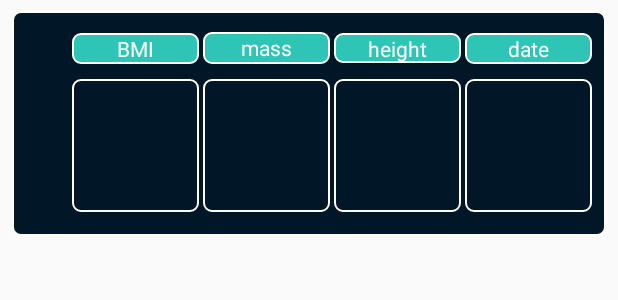
After one commit to FigBar/SWiM, an Android app: the layout list_item_view.xml on its own in the app's theme, with its tools: preview values and no code run, on a phone screen of 412 x 824 dp. The commit adds this screen. Shown: the top 300 px of the screen. Run offline under Robolectric (Android 15) with nearby library versions, the phone set to English and light mode, and no system bars.

Commit message:
feat(BMI-3): Add BMI history activity with RecyclerView

```diff
--- a/BMI/app/build.gradle
+++ b/BMI/app/build.gradle
@@ -32,4 +32,6 @@ dependencies {
     testImplementation 'io.kotlintest:kotlintest-runner-junit4:3.3.0'
     androidTestImplementation 'androidx.test:runner:1.1.0-alpha4'
     androidTestImplementation 'androidx.test.espresso:espresso-core:3.1.0-alpha4'
+    implementation 'androidx.recyclerview:recyclerview:1.0.0'
+    implementation 'com.google.code.gson:gson:2.8.5'
 }
--- /dev/null
+++ b/BMI/app/src/main/res/drawable/rounded_corner.xml
@@ -0,0 +1,13 @@
+<?xml version="1.0" encoding="utf-8"?>
+<shape xmlns:android="http://schemas.android.com/apk/res/android">
+    <stroke
+        android:width="1dp"
+        android:color="@color/myBackground"/>
+    <solid android:color="@color/myPrimaryDark"/>
+    <padding
+        android:left="1dp"
+        android:right="1dp"
+        android:bottom="1dp"
+        android:top="1dp"/>
+    <corners android:radius="5dp"/>
+</shape>
--- /dev/null
+++ b/BMI/app/src/main/res/drawable/text_view_style_2.xml
@@ -0,0 +1,13 @@
+<?xml version="1.0" encoding="utf-8"?>
+<shape xmlns:android="http://schemas.android.com/apk/res/android">
+    <stroke
+        android:width="1dp"
+        android:color="@color/myBackground"/>
+    <solid android:color="@color/myPrimary"/>
+    <padding
+        android:left="1dp"
+        android:right="1dp"
+        android:bottom="1dp"
+        android:top="1dp"/>
+    <corners android:radius="5dp"/>
+</shape>
--- /dev/null
+++ b/BMI/app/src/main/res/layout/list_item_view.xml
@@ -0,0 +1,212 @@
+<?xml version="1.0" encoding="utf-8"?>
+<androidx.constraintlayout.widget.ConstraintLayout xmlns:android="http://schemas.android.com/apk/res/android"
+    xmlns:app="http://schemas.android.com/apk/res-auto"
+    xmlns:tools="http://schemas.android.com/tools"
+    android:layout_width="match_parent"
+    android:layout_height="164dp"
+    android:gravity="center_vertical"
+    android:orientation="horizontal"
+    android:paddingStart="8dp"
+    android:paddingTop="4dp"
+    android:paddingEnd="8dp"
+    android:paddingBottom="4dp">
+
+    <androidx.constraintlayout.widget.ConstraintLayout
+        android:layout_width="0dp"
+        android:layout_height="150dp"
+        android:background="@drawable/rounded_corner"
+        android:gravity="center_vertical"
+        android:orientation="horizontal"
+        android:paddingStart="8dp"
+        android:paddingTop="8dp"
+        android:paddingEnd="8dp"
+        android:paddingBottom="8dp"
+        app:layout_constraintBottom_toBottomOf="parent"
+        app:layout_constraintEnd_toEndOf="parent"
+        app:layout_constraintStart_toStartOf="parent"
+        app:layout_constraintTop_toTopOf="parent">
+
+        <androidx.constraintlayout.widget.Guideline
+            android:id="@+id/guideline12"
+            android:layout_width="wrap_content"
+            android:layout_height="wrap_content"
+            android:orientation="vertical"
+            app:layout_constraintGuide_percent="0.08" />
+
+        <androidx.constraintlayout.widget.Guideline
+            android:id="@+id/guideline6"
+            android:layout_width="wrap_content"
+            android:layout_height="wrap_content"
+            android:orientation="vertical"
+            app:layout_constraintGuide_percent="0.31" />
+
+        <androidx.constraintlayout.widget.Guideline
+            android:id="@+id/guideline7"
+            android:layout_width="wrap_content"
+            android:layout_height="wrap_content"
+            android:orientation="vertical"
+            app:layout_constraintGuide_percent="0.54" />
+
+        <androidx.constraintlayout.widget.Guideline
+            android:id="@+id/guideline8"
+            android:layout_width="wrap_content"
+            android:layout_height="wrap_content"
+            android:orientation="vertical"
+            app:layout_constraintGuide_percent="0.77" />
+
+        <TextView
+            android:id="@+id/bmiTV"
+            android:layout_width="0dp"
+            android:layout_height="0dp"
+            android:layout_marginStart="1dp"
+            android:layout_marginTop="4dp"
+            android:layout_marginEnd="1dp"
+            android:layout_marginBottom="8dp"
+            android:background="@drawable/rounded_corner"
+            android:gravity="center"
+            android:textColor="@color/myBackground"
+            app:layout_constraintBottom_toBottomOf="parent"
+            app:layout_constraintEnd_toStartOf="@+id/guideline6"
+            app:layout_constraintStart_toStartOf="@+id/guideline12"
+            app:layout_constraintTop_toTopOf="@+id/guideline9" />
+
+        <TextView
+            android:id="@+id/massTV"
+            android:layout_width="0dp"
+            android:layout_height="0dp"
+            android:layout_marginStart="1dp"
+            android:layout_marginTop="4dp"
+            android:layout_marginEnd="1dp"
+            android:layout_marginBottom="8dp"
+            android:background="@drawable/rounded_corner"
+            android:gravity="center"
+            android:textColor="@color/myBackground"
+            app:layout_constraintBottom_toBottomOf="parent"
+            app:layout_constraintEnd_toStartOf="@+id/guideline7"
+            app:layout_constraintStart_toStartOf="@+id/guideline6"
+            app:layout_constraintTop_toTopOf="@+id/guideline9" />
+
+        <TextView
+            android:id="@+id/heightTV"
+            android:layout_width="0dp"
+            android:layout_height="0dp"
+            android:layout_marginStart="1dp"
+            android:layout_marginTop="4dp"
+            android:layout_marginEnd="1dp"
+            android:layout_marginBottom="8dp"
+            android:background="@drawable/rounded_corner"
+            android:gravity="center"
+            android:textColor="@color/myBackground"
+            app:layout_constraintBottom_toBottomOf="parent"
+            app:layout_constraintEnd_toStartOf="@+id/guideline8"
+            app:layout_constraintStart_toStartOf="@+id/guideline7"
+            app:layout_constraintTop_toTopOf="@+id/guideline9" />
+
+        <TextView
+            android:id="@+id/dateTV"
+            android:layout_width="0dp"
+            android:layout_height="0dp"
+            android:layout_marginStart="1dp"
+            android:layout_marginTop="4dp"
+            android:layout_marginEnd="1dp"
+            android:layout_marginBottom="8dp"
+            android:background="@drawable/rounded_corner"
+            android:gravity="center"
+            android:textColor="@color/myBackground"
+            app:layout_constraintBottom_toBottomOf="parent"
+            app:layout_constraintEnd_toEndOf="parent"
+            app:layout_constraintStart_toStartOf="@+id/guideline8"
+            app:layout_constraintTop_toTopOf="@+id/guideline9" />
+
+        <androidx.constraintlayout.widget.Guideline
+            android:id="@+id/guideline9"
+            android:layout_width="wrap_content"
+            android:layout_height="wrap_content"
+            android:orientation="horizontal"
+            app:layout_constraintGuide_percent="0.25" />
+
+        <TextView
+            android:id="@+id/textView4"
+            android:layout_width="0dp"
+            android:layout_height="wrap_content"
+            android:layout_marginStart="1dp"
+            android:layout_marginTop="8dp"
+            android:layout_marginEnd="1dp"
+            android:layout_marginBottom="8dp"
+            android:background="@drawable/text_view_style_2"
+            android:gravity="center"
+            android:text="BMI"
+            android:textColor="@color/shadedWhite"
+            app:layout_constraintBottom_toTopOf="@+id/guideline9"
+            app:layout_constraintEnd_toStartOf="@+id/guideline6"
+            app:layout_constraintStart_toStartOf="@+id/guideline12"
+            app:layout_constraintTop_toTopOf="parent" />
+
+        <TextView
+            android:id="@+id/textView5"
+            android:layout_width="0dp"
+            android:layout_height="21dp"
+            android:layout_marginStart="1dp"
+            android:layout_marginTop="8dp"
+            android:layout_marginEnd="1dp"
+            android:layout_marginBottom="8dp"
+            android:background="@drawable/text_view_style_2"
+            android:gravity="center"
+            android:text="mass"
+            android:textColor="@color/shadedWhite"
+            app:layout_constraintBottom_toTopOf="@+id/guideline9"
+            app:layout_constraintEnd_toStartOf="@+id/guideline7"
+            app:layout_constraintStart_toStartOf="@+id/guideline6"
+            app:layout_constraintTop_toTopOf="parent" />
+
+        <TextView
+            android:id="@+id/textView6"
+            android:layout_width="0dp"
+            android:layout_height="20dp"
+            android:layout_marginStart="1dp"
+            android:layout_marginTop="8dp"
+            android:layout_marginEnd="1dp"
+            android:layout_marginBottom="8dp"
+            android:background="@drawable/text_view_style_2"
+            android:gravity="center"
+            android:text="height"
+            android:textColor="@color/shadedWhite"
+            app:layout_constraintBottom_toTopOf="@+id/guideline9"
+            app:layout_constraintEnd_toStartOf="@+id/guideline8"
+            app:layout_constraintStart_toStartOf="@+id/guideline7"
+            app:layout_constraintTop_toTopOf="parent" />
+
+        <TextView
+            android:id="@+id/textView7"
+            android:layout_width="0dp"
+            android:layout_height="wrap_content"
+            android:layout_marginStart="1dp"
+            android:layout_marginTop="8dp"
+            android:layout_marginEnd="1dp"
+            android:layout_marginBottom="8dp"
+            android:background="@drawable/text_view_style_2"
+            android:gravity="center"
+            android:text="date"
+            android:textColor="@color/shadedWhite"
+            app:layout_constraintBottom_toTopOf="@+id/guideline9"
+            app:layout_constraintEnd_toEndOf="parent"
+            app:layout_constraintStart_toStartOf="@+id/guideline8"
+            app:layout_constraintTop_toTopOf="parent" />
+
+        <TextView
+            android:id="@+id/indexDisplay"
+            android:layout_width="0dp"
+            android:layout_height="0dp"
+            android:layout_marginStart="1dp"
+            android:layout_marginTop="4dp"
+            android:layout_marginEnd="1dp"
+            android:layout_marginBottom="8dp"
+            app:layout_constraintBottom_toBottomOf="parent"
+            android:gravity="center"
+            android:textColor="@color/shadedWhite"
+            app:layout_constraintEnd_toStartOf="@+id/guideline12"
+            app:layout_constraintStart_toStartOf="parent"
+            app:layout_constraintTop_toTopOf="@+id/guideline9" />
+    </androidx.constraintlayout.widget.ConstraintLayout>
+
+</androidx.constraintlayout.widget.ConstraintLayout>
--- a/BMI/app/src/main/res/menu/main.xml
+++ b/BMI/app/src/main/res/menu/main.xml
@@ -7,6 +7,12 @@
         android:enabled="true"
         android:title="@string/imperial_units" />
     <item
+        android:id="@+id/history"
+        android:checkable="false"
+        android:enabled="false"
+        android:title="@string/history_activity_label"
+        />
+    <item
         android:id="@+id/about"
         android:checkable="false"
         android:enabled="true"
--- a/BMI/app/src/main/res/values/colors.xml
+++ b/BMI/app/src/main/res/values/colors.xml
@@ -8,10 +8,10 @@
     <color name="pompeianRose">#B80000</color>
     <color name="lapisLazuli">#26619C</color>
     <color name="verdigris">#00A693</color>
-    <color name="shadedWhite">#fcfbf8</color>
-    <color name="myPrimary"> #2EC4B6</color>
+    <color name="shadedWhite">#FCFBF8</color>
+    <color name="myPrimary">#2EC4B6</color>
     <color name="myPrimaryDark">#011627</color>
-    <color name="myAccent">#E71D36</color>
+    <color name="myAccent">#DF4558</color>
     <color name="myBackground">#FFFFF5</color>
 
 </resources>
--- a/BMI/app/src/main/res/values/strings.xml
+++ b/BMI/app/src/main/res/values/strings.xml
@@ -26,4 +26,6 @@
     <string name="author_name_surname">Some retarted child</string>
     <string name="user_addressing">Sorry for inconvenience of having to use this app :(</string>
     <string name="units_flag_key">ARE_UNITS_SWITCHED</string>
+    <string name="history_activity_label">BMI History</string>
+    <string name="history_array_key">HISTORY_ARRAY</string>
 </resources>
```
Also changed, not shown: BMI/app/src/main/AndroidManifest.xml (+7 -4 lines), BMI/app/src/main/java/com/example/bmi/BmiHistoryActivity.kt (added, +34 -0 lines), BMI/app/src/main/java/com/example/bmi/MainActivity.kt (+33 -0 lines), BMI/app/src/main/java/com/example/bmi/logic/HistoryElement.kt (added, +37 -0 lines), BMI/app/src/main/java/com/example/bmi/recycler_view/HistoryAdapter.kt (added, +47 -0 lines), BMI/app/src/main/res/layout/activity_bmi_history.xml (added, +21 -0 lines).
